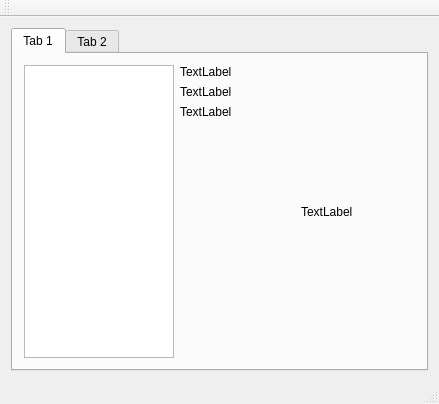
Qt form src/gui/mainwindow.ui (dmtmalin/LedBillboard) before a commit.
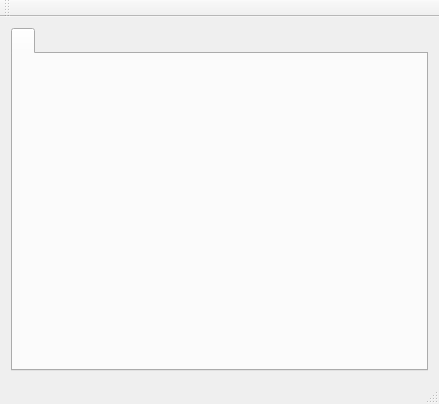
The same form after that commit.

Commit message: Gui playlist collection

What changed in the file:
```diff
--- a/src/gui/mainwindow.ui
+++ b/src/gui/mainwindow.ui
@@ -17,90 +17,9 @@
    <layout class="QVBoxLayout" name="verticalLayout">
     <item>
      <widget class="QTabWidget" name="tabWidget">
-      <property name="currentIndex">
-       <number>0</number>
-      </property>
-      <widget class="QWidget" name="tab">
+      <widget class="QWidget" name="tabWidgetPage1" native="true">
        <attribute name="title">
-        <string>Tab 1</string>
-       </attribute>
-       <layout class="QHBoxLayout" name="horizontalLayout">
-        <item>
-         <layout class="QGridLayout" name="gridLayout">
-          <item row="0" column="1">
-           <layout class="QGridLayout" name="gridLayout_2">
-            <item row="1" column="0">
-             <widget class="QLabel" name="labelUrl">
-              <property name="maximumSize">
-               <size>
-                <width>16777215</width>
-                <height>25</height>
-               </size>
-              </property>
-              <property name="text">
-               <string>TextLabel</string>
-              </property>
-             </widget>
-            </item>
-            <item row="0" column="0">
-             <widget class="QLabel" name="labelFile">
-              <property name="maximumSize">
-               <size>
-                <width>16777215</width>
-                <height>25</height>
-               </size>
-              </property>
-              <property name="text">
-               <string>TextLabel</string>
-              </property>
-             </widget>
-            </item>
-            <item row="2" column="0">
-             <widget class="QLabel" name="labelDuration">
-              <property name="text">
-               <string>TextLabel</string>
-              </property>
-             </widget>
-            </item>
-            <item row="3" column="0">
-             <spacer name="verticalSpacer">
-              <property name="orientation">
-               <enum>Qt::Vertical</enum>
-              </property>
-              <property name="sizeHint" stdset="0">
-               <size>
-                <width>20</width>
-                <height>40</height>
-               </size>
-              </property>
-             </spacer>
-            </item>
-           </layout>
-          </item>
-          <item row="0" column="2">
-           <widget class="QLabel" name="label">
-            <property name="text">
-             <string>TextLabel</string>
-            </property>
-           </widget>
-          </item>
-          <item row="0" column="0">
-           <widget class="QListView" name="listViewPlaylistCollection">
-            <property name="maximumSize">
-             <size>
-              <width>150</width>
-              <height>16777215</height>
-             </size>
-            </property>
-           </widget>
-          </item>
-         </layout>
-        </item>
-       </layout>
-      </widget>
-      <widget class="QWidget" name="tab_2">
-       <attribute name="title">
-        <string>Tab 2</string>
+        <string/>
        </attribute>
       </widget>
      </widget>
```
The commit also changes 19 other files.
